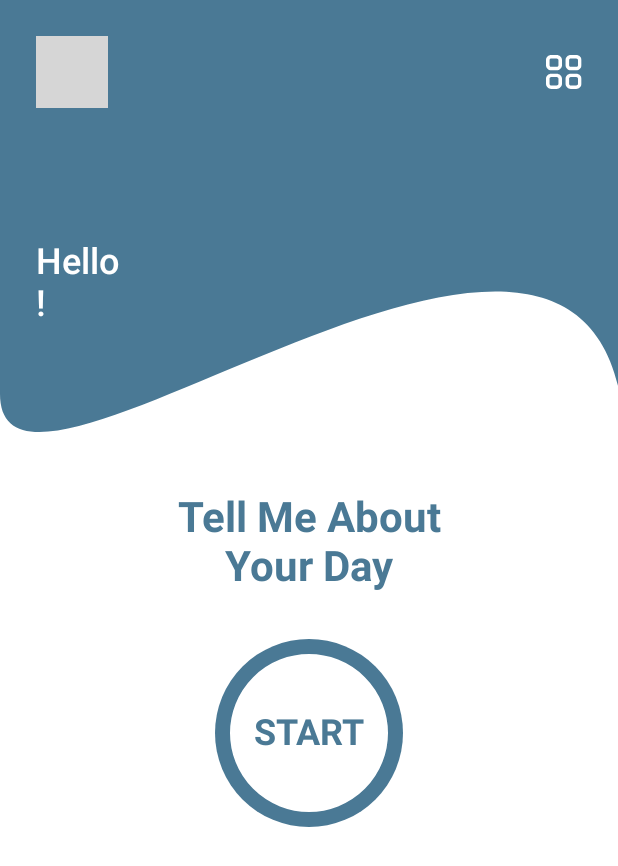
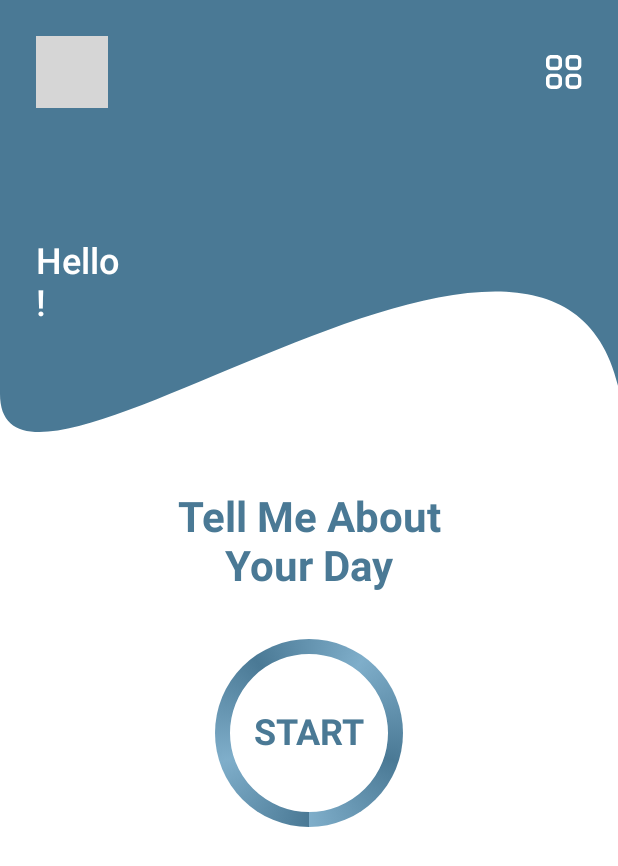
Before and after one commit to Shahad-999/O_App, an Android app built with Jetpack Compose: the home screen opened through its navigation route, on a phone screen of 412 x 824 dp. Shown: the top 866 px of the screen. Run offline under Robolectric (Android 15) with nearby library versions, the light colour scheme and no system bars; our stand-ins replace Firebase (no records; nobody signed in at launch, a user with empty details on screens opened directly); pictures from the network do not load; grey boxes are pictures that could not be loaded.

Commit message:
add animation to start button at home screen

```diff
--- a/app/src/main/java/com/shahad/o/ui/util/ComposeExtensions.kt
+++ b/app/src/main/java/com/shahad/o/ui/util/ComposeExtensions.kt
@@ -1,9 +1,11 @@
 package com.shahad.o.ui.util
 
+import androidx.compose.ui.graphics.Brush
 import androidx.compose.ui.graphics.Color
 import androidx.compose.ui.graphics.StrokeCap
 import androidx.compose.ui.graphics.drawscope.DrawScope
 import androidx.compose.ui.graphics.drawscope.Stroke
+import androidx.compose.ui.graphics.drawscope.rotate
 import androidx.navigation.NavHostController
 import com.shahad.o.ui.navigation.Screens
 
@@ -28,3 +30,23 @@ fun DrawScope.circle(
     )
 
 }
+
+fun DrawScope.gradiantCircle(
+    colors: List<Color>,
+    rotateAnimation: Float,
+    strokeWidth: Float
+) {
+    rotate(
+        rotateAnimation
+    ) {
+
+        drawArc(
+            brush = Brush.sweepGradient(colors),
+            startAngle = 0f,
+            sweepAngle = 360f,
+            useCenter = false,
+            style = Stroke(width = strokeWidth, cap = StrokeCap.Round)
+        )
+    }
+
+}
--- a/app/src/main/java/com/shahad/o/ui/views/widgets/Buttons.kt
+++ b/app/src/main/java/com/shahad/o/ui/views/widgets/Buttons.kt
@@ -1,22 +1,39 @@
 package com.shahad.o.ui.views.widgets
 
+import androidx.compose.animation.core.LinearEasing
+import androidx.compose.animation.core.animateFloat
+import androidx.compose.animation.core.infiniteRepeatable
+import androidx.compose.animation.core.rememberInfiniteTransition
+import androidx.compose.animation.core.tween
 import androidx.compose.foundation.BorderStroke
+import androidx.compose.foundation.clickable
+import androidx.compose.foundation.layout.Box
 import androidx.compose.foundation.layout.fillMaxWidth
 import androidx.compose.foundation.layout.height
+import androidx.compose.foundation.layout.padding
+import androidx.compose.foundation.layout.size
+import androidx.compose.foundation.shape.CircleShape
 import androidx.compose.foundation.shape.RoundedCornerShape
 import androidx.compose.material3.Button
 import androidx.compose.material3.ButtonDefaults
 import androidx.compose.material3.Surface
 import androidx.compose.material3.Text
 import androidx.compose.runtime.Composable
+import androidx.compose.runtime.getValue
+import androidx.compose.ui.Alignment
 import androidx.compose.ui.Modifier
+import androidx.compose.ui.draw.clip
 import androidx.compose.ui.graphics.Color
+import androidx.compose.ui.res.stringResource
 import androidx.compose.ui.text.TextStyle
 import androidx.compose.ui.text.font.FontWeight
+import androidx.compose.ui.text.style.TextAlign
 import androidx.compose.ui.tooling.preview.Preview
 import androidx.compose.ui.unit.dp
 import androidx.compose.ui.unit.sp
+import com.shahad.o.R
 import com.shahad.o.ui.theme.OTheme
+import com.shahad.o.ui.util.gradiantCircle
 
 @Composable
 fun OButton(
@@ -79,6 +96,55 @@ fun OutlineOButton(
     }
 }
 
+@Composable
+fun StartButton(
+    modifier: Modifier = Modifier,
+    onClick: () -> Unit
+){
+    Box(
+        modifier = modifier
+            .padding(top = 32.dp)
+            .size(125.dp),
+        contentAlignment = Alignment.Center
+    ) {
+
+        val colors = OTheme.colors.gradiantColors
+        val infiniteTransition = rememberInfiniteTransition()
+        val rotateAnimation by infiniteTransition.animateFloat(
+            initialValue = 0f,
+            targetValue = 360f,
+            animationSpec = infiniteRepeatable(
+                animation = tween(
+                    durationMillis = 1000,
+                    easing = LinearEasing
+                )
+            )
+        )
+
+        OCircle(
+            modifier = Modifier
+                .clip(CircleShape)
+                .clickable { onClick() },
+            size = 125.dp,
+        ) {
+            gradiantCircle(
+                colors = colors,
+                rotateAnimation = rotateAnimation,
+                strokeWidth = 30F
+            )
+        }
+        Text(
+            text = stringResource(R.string.start),
+            style = TextStyle(
+                color = OTheme.colors.primary,
+                fontSize = 24.sp,
+                fontWeight = FontWeight.Bold,
+                textAlign = TextAlign.Center
+            ),
+            modifier = Modifier.padding(8.dp)
+        )
+    }
+}
 
 @Preview
 @Composable
@@ -108,3 +174,16 @@ fun OutlineOButtonPreview() {
         }
     }
 }
+
+
+
+@Preview
+@Composable
+fun StartButtonPreview() {
+    OTheme {
+        Surface {
+            StartButton{
+            }
+        }
+    }
+}
--- a/app/src/main/java/com/shahad/o/ui/views/widgets/HomeBody.kt
+++ b/app/src/main/java/com/shahad/o/ui/views/widgets/HomeBody.kt
@@ -1,19 +1,14 @@
 package com.shahad.o.ui.views.widgets
 
 import androidx.compose.foundation.background
-import androidx.compose.foundation.clickable
-import androidx.compose.foundation.layout.Box
 import androidx.compose.foundation.layout.Column
 import androidx.compose.foundation.layout.fillMaxSize
 import androidx.compose.foundation.layout.padding
-import androidx.compose.foundation.layout.size
-import androidx.compose.foundation.shape.CircleShape
 import androidx.compose.material3.Surface
 import androidx.compose.material3.Text
 import androidx.compose.runtime.Composable
 import androidx.compose.ui.Alignment
 import androidx.compose.ui.Modifier
-import androidx.compose.ui.draw.clip
 import androidx.compose.ui.res.stringResource
 import androidx.compose.ui.text.TextStyle
 import androidx.compose.ui.text.font.FontWeight
@@ -23,7 +18,6 @@ import androidx.compose.ui.unit.dp
 import androidx.compose.ui.unit.sp
 import com.shahad.o.R
 import com.shahad.o.ui.theme.OTheme
-import com.shahad.o.ui.util.circle
 
 
 @Composable
@@ -59,32 +53,7 @@ fun HomeBody(
             modifier = Modifier
                 .padding(top = 40.dp)
         )
-
-        Box(
-            modifier = Modifier
-                .padding(top = 32.dp)
-                .size(125.dp),
-            contentAlignment = Alignment.Center
-        ) {
-            OCircle(
-                modifier = Modifier
-                    .clip(CircleShape)
-                    .clickable { onClickStart() },
-                size = 125.dp
-            ) {
-                circle(color = primaryColor, 30F)
-            }
-            Text(
-                text = stringResource(R.string.start),
-                style = TextStyle(
-                    color = OTheme.colors.primary,
-                    fontSize = 24.sp,
-                    fontWeight = FontWeight.Bold,
-                    textAlign = TextAlign.Center
-                ),
-                modifier = Modifier.padding(8.dp)
-            )
-        }
+        StartButton(modifier = Modifier, onClick = onClickStart)
     }
 }
 
```
Also changed, not shown: app/src/main/java/com/shahad/o/ui/theme/OColors.kt (+10 -0 lines).
